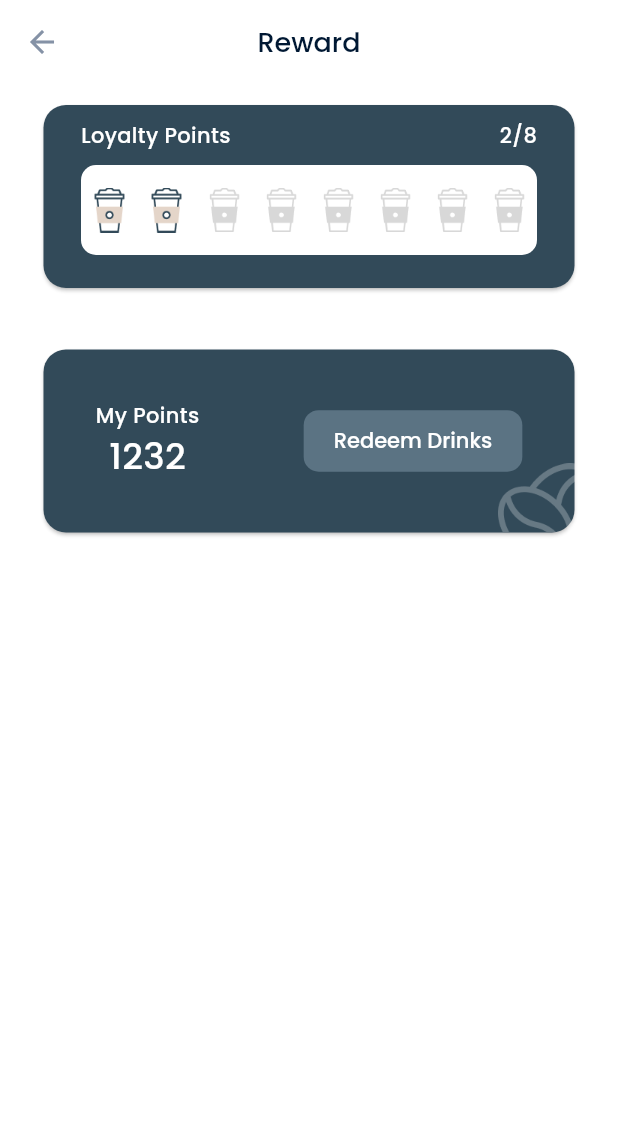
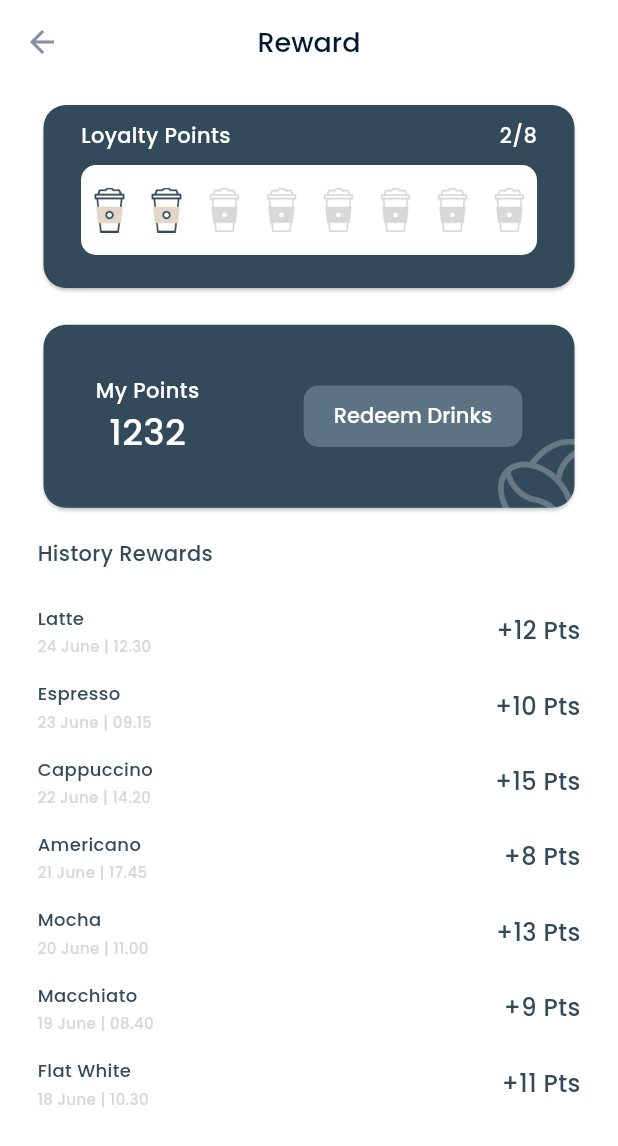
Before and after one commit to Arifcngk/Maggic-Coffe-App, a Flutter app: the RewardViewScreen screen opened directly, on a phone screen of 412 x 824 dp. Shown: the top 1146 px of the screen. Run offline on Flutter 3.47's test engine with Material 3 defaults, Android fonts, the phone set to English and light mode, and no system bars; our stand-ins replace fluentui_system_icons, google_fonts, sliding_up_panel; accounts and stored records are empty; network calls fail.

Commit message:
feat: added loyalt points witgets and my points

```diff
--- a/lib/global_widget/tabbar_global_widget.dart
+++ b/lib/global_widget/tabbar_global_widget.dart
@@ -1,5 +1,4 @@
 import 'package:flutter/material.dart';
-import 'package:maggic_coffe/global_widget/appbar_global_widget.dart';
 import 'package:maggic_coffe/view/home/menu/menu_view_screen.dart';
 import 'package:maggic_coffe/view/home/order/my_order_view.dart';
 import 'package:maggic_coffe/view/rewards/reward_view.dart';
--- a/lib/view/rewards/reward_view.dart
+++ b/lib/view/rewards/reward_view.dart
@@ -1,18 +1,17 @@
 import 'package:flutter/material.dart';
 import 'package:google_fonts/google_fonts.dart';
+import 'package:maggic_coffe/view/rewards/widgets/loyalt_points_widget.dart';
+import 'package:maggic_coffe/view/rewards/widgets/my_points_widget.dart';
 
 class RewardViewScreen extends StatelessWidget {
   const RewardViewScreen({super.key});
 
   @override
   Widget build(BuildContext context) {
-    // Örnek veri
-    int coffeeActive = 2; // "Aktif" olan kahve sayısı
-    int coffeeMax = 8; // Maksimum resim sayısı
-    int coffeeNotActive =
-        coffeeMax - coffeeActive; // "Aktif olmayan" kahve sayısı
+    int coffeeActive = 2;
+    int coffeeMax = 8;
+    int coffeeNotActive = coffeeMax - coffeeActive;
 
-    // "coffe_cupe.png" ve "coffe_cupe_1.png" resimlerinin listelerini oluştur
     List<Widget> coffeeImages = List.generate(
       coffeeActive,
       (index) => Image.asset(
@@ -31,6 +30,17 @@ class RewardViewScreen extends StatelessWidget {
         ),
       );
 
+    // Örnek reward verileri
+    final List<Map<String, String>> rewardHistory = [
+      {"title": "Latte", "date": "24 June | 12.30", "points": "+12 Pts"},
+      {"title": "Espresso", "date": "23 June | 09.15", "points": "+10 Pts"},
+      {"title": "Cappuccino", "date": "22 June | 14.20", "points": "+15 Pts"},
+      {"title": "Americano", "date": "21 June | 17.45", "points": "+8 Pts"},
+      {"title": "Mocha", "date": "20 June | 11.00", "points": "+13 Pts"},
+      {"title": "Macchiato", "date": "19 June | 08.40", "points": "+9 Pts"},
+      {"title": "Flat White", "date": "18 June | 10.30", "points": "+11 Pts"},
+    ];
+
     return Scaffold(
       backgroundColor: Colors.white,
       appBar: AppBar(
@@ -44,142 +54,76 @@ class RewardViewScreen extends StatelessWidget {
       body: Padding(
         padding: const EdgeInsets.symmetric(horizontal: 25, vertical: 10),
         child: Column(
+          crossAxisAlignment: CrossAxisAlignment.start,
           children: [
-            _loyaltyPoints(coffeeActive, coffeeMax, coffeeImages),
-            SizedBox(height: MediaQuery.of(context).size.height * 0.04),
-            _myPoints()
-          ],
+            loyaltyPointsWidget(
+              coffeeActive: coffeeActive,
+              coffeeMax: coffeeMax,
+              coffeeImages: coffeeImages,
+            ),
+            SizedBox(height: MediaQuery.of(context).size.height * 0.02),
+            const myPointsWidget(),
+            SizedBox(height: MediaQuery.of(context).size.height * 0.02),
+            Text(
+              "History Rewards",
+              style: GoogleFonts.poppins(
+                fontSize: 14,
+                color: const Color(0xFF324A59),
+                fontWeight: FontWeight.w500,
               ),
             ),
-    );
-  }
-
-  SizedBox _myPoints() {
-    return SizedBox(
-      width: double.infinity,
-      height: 130,
-      child: Card(
+            SizedBox(height: MediaQuery.of(context).size.height * 0.02),
+            Expanded(
+              child: ListView.builder(
+                itemCount: rewardHistory.length,
+                itemBuilder: (context, index) {
+                  final reward = rewardHistory[index];
+                  return Padding(
+                    padding: const EdgeInsets.symmetric(vertical: 8.0),
+                    child: Row(
+                      mainAxisAlignment: MainAxisAlignment.spaceBetween,
+                      children: [
+                        Column(
+                          crossAxisAlignment: CrossAxisAlignment.start,
+                          children: [
+                            Text(
+                              reward["title"]!,
+                              style: GoogleFonts.poppins(
+                                fontSize: 12,
                                 color: const Color(0xFF324A59),
-        shape: RoundedRectangleBorder(
-          borderRadius: BorderRadius.circular(15),
-        ),
-        child: Stack(
-          children: [
-            // Sol alt köşeye yerleştirilecek resim
-            Positioned(
-              right: -15,
-              bottom: -20,
-              child: Image.asset(
-                "assets/img/coffe_core.png", // Görselin yolunu buraya yazın
-                width: 66,
-                height: 66,
+                                fontWeight: FontWeight.w500,
                               ),
                             ),
-            Row(
-              mainAxisAlignment: MainAxisAlignment.spaceAround,
-              children: [
-                Column(
-                  mainAxisAlignment: MainAxisAlignment.center,
-                  children: [
+                            SizedBox(
+                                height:
+                                    MediaQuery.of(context).size.height * 0.004),
                             Text(
-                      "My Points",
+                              reward["date"]!,
                               style: GoogleFonts.poppins(
+                                fontSize: 10,
+                                color: const Color(0xFFD8D8D8),
                                 fontWeight: FontWeight.w500,
-                          fontSize: 14,
-                          color: Colors.white),
                               ),
-                    Text(
-                      "1232",
-                      style: GoogleFonts.poppins(
-                          fontWeight: FontWeight.w500,
-                          fontSize: 24,
-                          color: Colors.white),
                             ),
                           ],
                         ),
-                ElevatedButton(
-                  onPressed: () {},
-                  style: ElevatedButton.styleFrom(
-                      backgroundColor: Color(0xFF5B7383),
-                      shape: RoundedRectangleBorder(
-                          borderRadius: BorderRadius.circular(10)),
-                      padding: const EdgeInsets.symmetric(
-                          horizontal: 20, vertical: 10),
-                      textStyle: GoogleFonts.poppins(
-                          fontWeight: FontWeight.w500, fontSize: 14),
-                      elevation: 0,
-                      shadowColor: Colors.transparent,
-                      side: const BorderSide(
-                          color: Colors.transparent, width: 1)),
-                  child: Text(
-                    "Redeem Drinks",
+                        Text(
+                          reward["points"]!,
                           style: GoogleFonts.poppins(
+                            fontSize: 16,
+                            color: const Color(0xFF324A59),
                             fontWeight: FontWeight.w500,
-                        fontSize: 14,
-                        color: Colors.white),
                           ),
                         ),
                       ],
+                    ),
+                  );
+                },
+              ),
             ),
           ],
         ),
       ),
     );
   }
-
-  SizedBox _loyaltyPoints(
-      int coffeeActive, int coffeeMax, List<Widget> coffeeImages) {
-    return SizedBox(
-      width: double.infinity,
-      height: 130,
-      child: Card(
-        color: const Color(0xFF324A59),
-        shape: RoundedRectangleBorder(
-          borderRadius: BorderRadius.circular(15),
-        ),
-        child: Padding(
-          padding: const EdgeInsets.symmetric(horizontal: 25, vertical: 10),
-          child: Column(
-            children: [
-              Row(
-                mainAxisAlignment: MainAxisAlignment.spaceBetween,
-                children: [
-                  Text(
-                    "Loyalty Points",
-                    style: GoogleFonts.poppins(
-                        fontWeight: FontWeight.w500,
-                        fontSize: 14,
-                        color: Colors.white),
-                  ),
-                  Text(
-                    "$coffeeActive/$coffeeMax",
-                    style: GoogleFonts.poppins(
-                        fontWeight: FontWeight.w500,
-                        fontSize: 14,
-                        color: Colors.white),
-                  ),
-                ],
-              ),
-              const SizedBox(height: 10),
-              SizedBox(
-                height: 60,
-                width: double.infinity,
-                child: Container(
-                  decoration: BoxDecoration(
-                    color: Colors.white,
-                    borderRadius: BorderRadius.circular(10),
-                  ),
-                  child: Row(
-                    crossAxisAlignment: CrossAxisAlignment.center,
-                    mainAxisAlignment: MainAxisAlignment.spaceAround,
-                    children: coffeeImages, // Resimlerin listesi burada
-                  ),
-                ),
-              )
-            ],
-          ),
-        ),
-      ),
-    );
 }
-}
--- a/lib/view/rewards/widgets/loyalt_points_widget.dart
+++ b/lib/view/rewards/widgets/loyalt_points_widget.dart
@@ -0,0 +1,71 @@
+import 'package:flutter/material.dart';
+import 'package:google_fonts/google_fonts.dart';
+
+class loyaltyPointsWidget extends StatelessWidget {
+  const loyaltyPointsWidget({
+    super.key,
+    required this.coffeeActive,
+    required this.coffeeMax,
+    required this.coffeeImages,
+  });
+
+  final int coffeeActive;
+  final int coffeeMax;
+  final List<Widget> coffeeImages;
+
+  @override
+  Widget build(BuildContext context) {
+    return SizedBox(
+      width: double.infinity,
+      height: 130,
+      child: Card(
+        color: const Color(0xFF324A59),
+        shape: RoundedRectangleBorder(
+          borderRadius: BorderRadius.circular(15),
+        ),
+        child: Padding(
+          padding: const EdgeInsets.symmetric(horizontal: 25, vertical: 10),
+          child: Column(
+            children: [
+              Row(
+                mainAxisAlignment: MainAxisAlignment.spaceBetween,
+                children: [
+                  Text(
+                    "Loyalty Points",
+                    style: GoogleFonts.poppins(
+                        fontWeight: FontWeight.w500,
+                        fontSize: 14,
+                        color: Colors.white),
+                  ),
+                  Text(
+                    "$coffeeActive/$coffeeMax",
+                    style: GoogleFonts.poppins(
+                        fontWeight: FontWeight.w500,
+                        fontSize: 14,
+                        color: Colors.white),
+                  ),
+                ],
+              ),
+              const SizedBox(height: 10),
+              SizedBox(
+                height: 60,
+                width: double.infinity,
+                child: Container(
+                  decoration: BoxDecoration(
+                    color: Colors.white,
+                    borderRadius: BorderRadius.circular(10),
+                  ),
+                  child: Row(
+                    crossAxisAlignment: CrossAxisAlignment.center,
+                    mainAxisAlignment: MainAxisAlignment.spaceAround,
+                    children: coffeeImages, // Resimlerin listesi burada
+                  ),
+                ),
+              )
+            ],
+          ),
+        ),
+      ),
+    );
+  }
+}
--- /dev/null
+++ b/lib/view/rewards/widgets/my_points_widget.dart
@@ -0,0 +1,82 @@
+import 'package:flutter/material.dart';
+import 'package:google_fonts/google_fonts.dart';
+
+class myPointsWidget extends StatelessWidget {
+  const myPointsWidget({
+    super.key,
+  });
+
+  @override
+  Widget build(BuildContext context) {
+    return SizedBox(
+      width: double.infinity,
+      height: 130,
+      child: Card(
+        color: const Color(0xFF324A59),
+        shape: RoundedRectangleBorder(
+          borderRadius: BorderRadius.circular(15),
+        ),
+        child: Stack(
+          children: [
+            // Sol alt köşeye yerleştirilecek resim
+            Positioned(
+              right: -15,
+              bottom: -20,
+              child: Image.asset(
+                "assets/img/coffe_core.png", // Görselin yolunu buraya yazın
+                width: 66,
+                height: 66,
+              ),
+            ),
+            Row(
+              mainAxisAlignment: MainAxisAlignment.spaceAround,
+              children: [
+                Column(
+                  mainAxisAlignment: MainAxisAlignment.center,
+                  children: [
+                    Text(
+                      "My Points",
+                      style: GoogleFonts.poppins(
+                          fontWeight: FontWeight.w500,
+                          fontSize: 14,
+                          color: Colors.white),
+                    ),
+                    Text(
+                      "1232",
+                      style: GoogleFonts.poppins(
+                          fontWeight: FontWeight.w500,
+                          fontSize: 24,
+                          color: Colors.white),
+                    ),
+                  ],
+                ),
+                ElevatedButton(
+                  onPressed: () {},
+                  style: ElevatedButton.styleFrom(
+                      backgroundColor: Color(0xFF5B7383),
+                      shape: RoundedRectangleBorder(
+                          borderRadius: BorderRadius.circular(10)),
+                      padding: const EdgeInsets.symmetric(
+                          horizontal: 20, vertical: 10),
+                      textStyle: GoogleFonts.poppins(
+                          fontWeight: FontWeight.w500, fontSize: 14),
+                      elevation: 0,
+                      shadowColor: Colors.transparent,
+                      side: const BorderSide(
+                          color: Colors.transparent, width: 1)),
+                  child: Text(
+                    "Redeem Drinks",
+                    style: GoogleFonts.poppins(
+                        fontWeight: FontWeight.w500,
+                        fontSize: 14,
+                        color: Colors.white),
+                  ),
+                ),
+              ],
+            ),
+          ],
+        ),
+      ),
+    );
+  }
+}
```
Also changed, not shown: lib/global_widget/appbar_global_widget.dart (+7 -6 lines), lib/main.dart (+11 -11 lines), lib/view/home/menu/widgets/welcome_user_bar_widget.dart (+30 -9 lines), lib/view/home/order_options/widgets/product_volume_widget.dart (+7 -7 lines), lib/view/profile/profile_view_screen.dart (+29 -11 lines), assets/icon/bucket.png (added), assets/icon/edit.png (added), assets/icon/user.png (added), assets/img/drink.png (added), 4 other files. Lines whose indentation alone changed are shown as unchanged.
